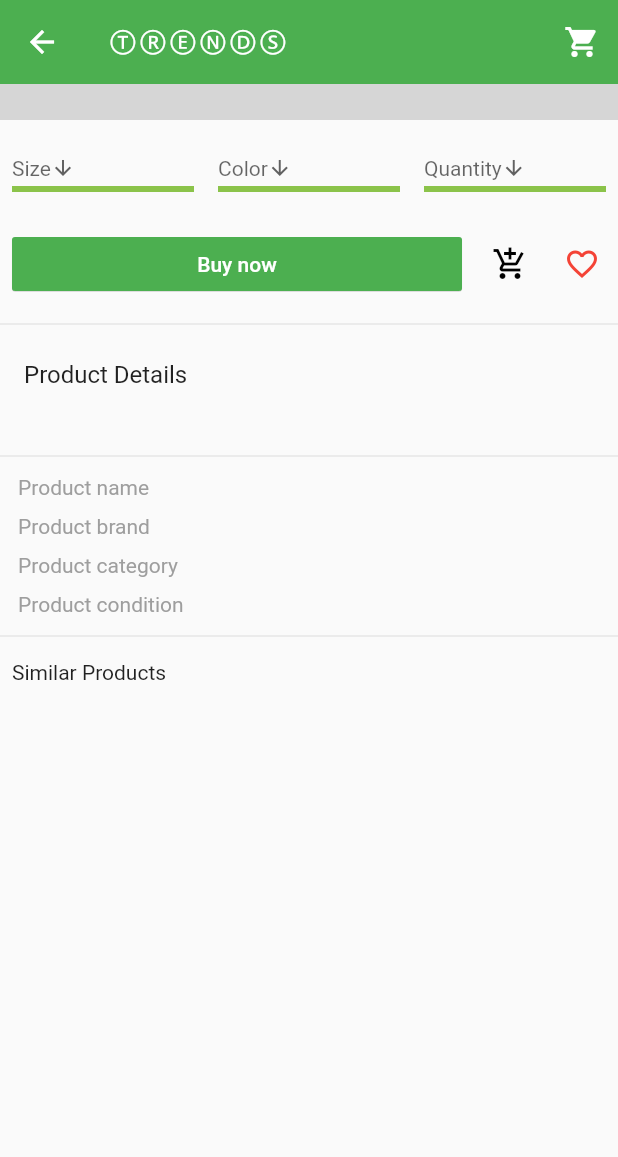
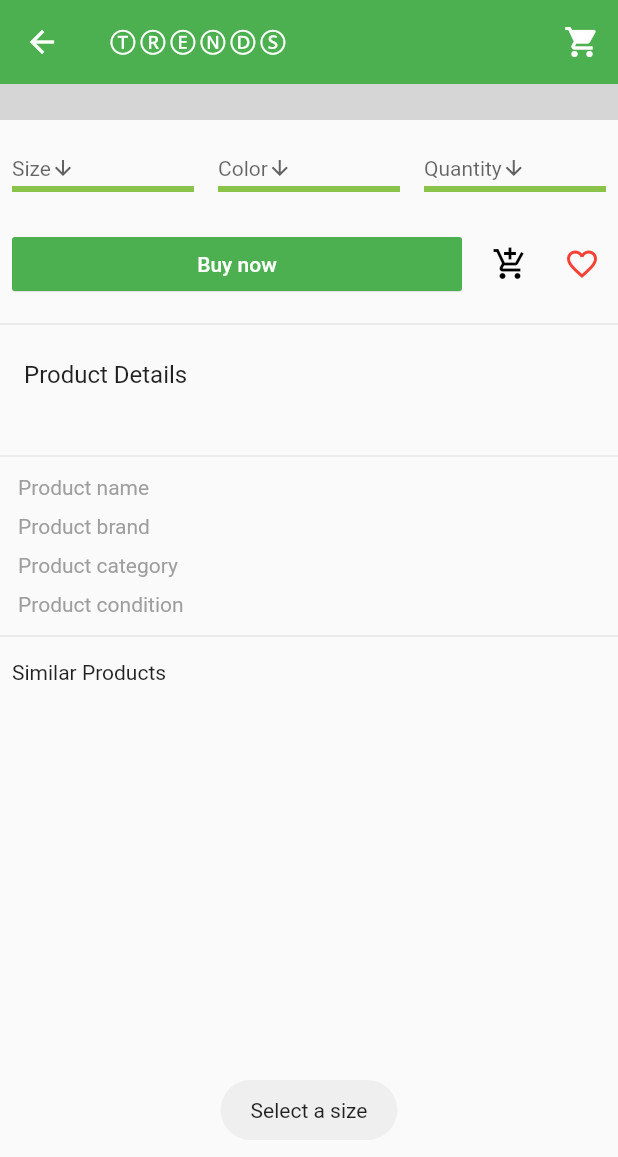
Before and after one commit to CharithBK/E_Shop, a Flutter app: the ProductDetails screen opened directly with empty values, scrolled down 276 dp, after a tap on "Buy now", on a phone screen of 412 x 824 dp. Shown: the top 1157 px of the screen. Run offline on Flutter 3.47's test engine with Material 2 defaults, Android fonts, the phone set to English and light mode, and no system bars; our stand-ins replace carousel_pro, dio, email_validator, flutter_typeahead, fluttertoast, image_picker; missing offline and left inert: sweetalert; network calls fail; grey boxes are pictures that could not be loaded.

Commit message:
Similar_Single_prod

```diff
--- a/lib/pages/product_details.dart
+++ b/lib/pages/product_details.dart
@@ -290,14 +290,14 @@ class _ProductDetailsState extends State<ProductDetails> {
                   padding: const EdgeInsets.all(8.0),
                   child: MaterialButton(
                     onPressed: () {
-                      print("Order Done");
-                      print(uname);
-                      print(dropdownSize);
-                      print(dropdownColors);
-                      print(dropdownQty);
-                      print(widget.product_detail_name);
-                      print(subTot);
-
+//                      print("Order Done");
+//                      print(uname);
+//                      print(dropdownSize);
+//                      print(dropdownColors);
+//                      print(dropdownQty);
+//                      print(widget.product_detail_name);
+//                      print(subTot);
+                      buyNow();
 
                     },
                     color: Colors.green,
@@ -409,6 +409,43 @@ class _ProductDetailsState extends State<ProductDetails> {
 //    );
 //  }
 
+
+  Future buyNow() async {
+    if (dropdownSize != null) {
+      if (dropdownColors != null) {
+        if (dropdownQty != null) {
+          print(uname);
+          print(dropdownSize);
+          print(dropdownColors);
+          print(dropdownQty);
+          print(widget.product_detail_name);
+          print(subTot);
+          final response = await http
+              .post("https://etrendsapp.000webhostapp.com/add_cart.php", body: {
+            "name": uname,
+            "itemname": widget.product_detail_name,
+            "size": dropdownSize,
+            "qty": dropdownQty,
+            "colors": dropdownColors,
+            "tot": subTot.toString(),
+          });
+          Fluttertoast.showToast(msg: 'Deady to buy');
+
+          print(response.body);
+        } else {
+          Fluttertoast.showToast(msg: 'Select a quantity');
+        }
+      } else {
+        Fluttertoast.showToast(msg: 'Select a color');
+      }
+    } else {
+      Fluttertoast.showToast(msg: 'Select a size');
+    }
+  }
+
+
+
+
   Future addtoCart() async {
     if (dropdownSize != null) {
       if (dropdownColors != null) {
@@ -477,28 +514,20 @@ class _Similar_ProductsState extends State<Similar_Products> {
         "details": data['description'],
         "condition": data['type'],
         "sizes": data['sizes'],
+        "colors": data['colors']
       };
       product_list.add(myObject);
-//      print(data['image']);
-//      print(data['category']);
-//      print(data['brand']);
-//      print(data['old_price']);
-//      print(data['description']);
-//      print(data['type']);
-//      print(data['sizes']);
     }
-//    print(product_list[0]['name']);
-//    print(product_list[2]['sizes']);
-//    print(product_list.length);
-
-    setState(() {
-      // data = datausers;
-      for (var dt in datausers[3]['sizes'].split(",")) {
-        data.add(dt.toString());
-       // print(dt);
-      }
-     // print(data);
-    });
+//
+//
+//    setState(() {
+//      // data = datausers;
+//      for (var dt in datausers[3]['sizes'].split(",")) {
+//        data.add(dt.toString());
+//       // print(dt);
+//      }
+//     // print(data);
+//    });
   }
 
   Timer timer;
@@ -540,6 +569,7 @@ class _Similar_ProductsState extends State<Similar_Products> {
             prod_description: product_list[index]['details'],
             prod_type: product_list[index]['condition'],
             prod_size: product_list[index]['sizes'],
+            prod_color: product_list[index]['colors'],
             uname: uname,
           );
         });
@@ -556,6 +586,7 @@ class Similar_Single_prod extends StatelessWidget {
   final prod_description;
   final prod_type;
   final prod_size;
+  final prod_color;
   final uname;
 
   Similar_Single_prod({
@@ -568,6 +599,7 @@ class Similar_Single_prod extends StatelessWidget {
     this.prod_description,
     this.prod_type,
     this.prod_size,
+    this.prod_color,
     this.uname,
   });
 
@@ -589,6 +621,7 @@ class Similar_Single_prod extends StatelessWidget {
                         product_detail_description: prod_description,
                         product_detail_type: prod_type,
                         product_detail_size: prod_size,
+                        product_detail_colors: prod_color,
                         uname: uname,
                       ))),
               child: GridTile(
```
Also changed, not shown: lib/componets/products.dart (+26 -32 lines), lib/pages/registration.dart (+14 -11 lines).
